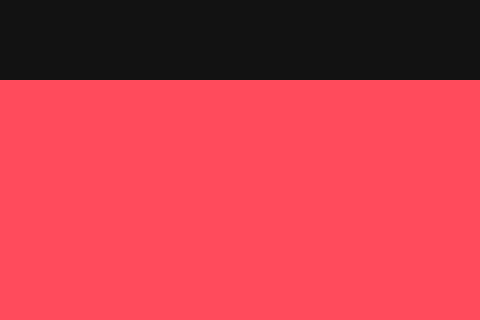
Qt form mainwindow.ui (DenOmelchuk31/Spotik) before a commit; both pictures show x 425 to 905 and y 0 to 320 of the 1096 by 736 pixel window.
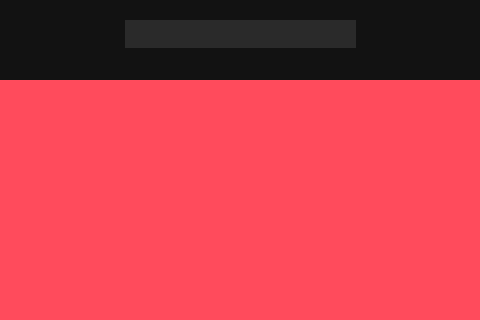
The same form after that commit. Icons and pictures are not drawn.

Commit message: add search bar

Diff of the .ui file:
```diff
--- a/mainwindow.ui
+++ b/mainwindow.ui
@@ -239,6 +239,15 @@
 
 QWidget#HomeWidget {
 background-color: #FF4B5C;
+}
+
+QLineEdit#searchBar {
+    background-color: #2A2A2A;
+    border-radius: 22px;
+    border: none;
+    color: white;
+    font-size: 14px;
+    padding-left: 16px;
 }</string>
   </property>
   <widget class="QWidget" name="centralwidget">
@@ -832,6 +841,22 @@
        <normaloff>:/icons/close.png</normaloff>:/icons/close.png</iconset>
      </property>
     </widget>
+    <widget class="QLineEdit" name="searchBar">
+     <property name="geometry">
+      <rect>
+       <x>310</x>
+       <y>30</y>
+       <width>231</width>
+       <height>28</height>
+      </rect>
+     </property>
+     <property name="contextMenuPolicy">
+      <enum>Qt::ContextMenuPolicy::CustomContextMenu</enum>
+     </property>
+     <property name="text">
+      <string/>
+     </property>
+    </widget>
    </widget>
    <widget class="QStackedWidget" name="pageManager">
     <property name="geometry">
```
The commit also changes 4 other files.
